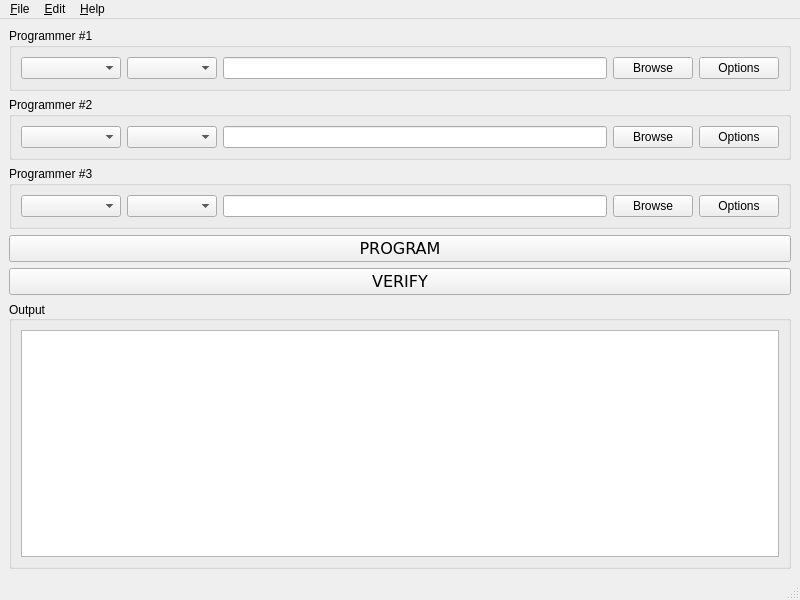
Before: the Qt Designer form src/mainwindow.ui in muman613/atmel-programmer-ui, drawn with Qt 5.
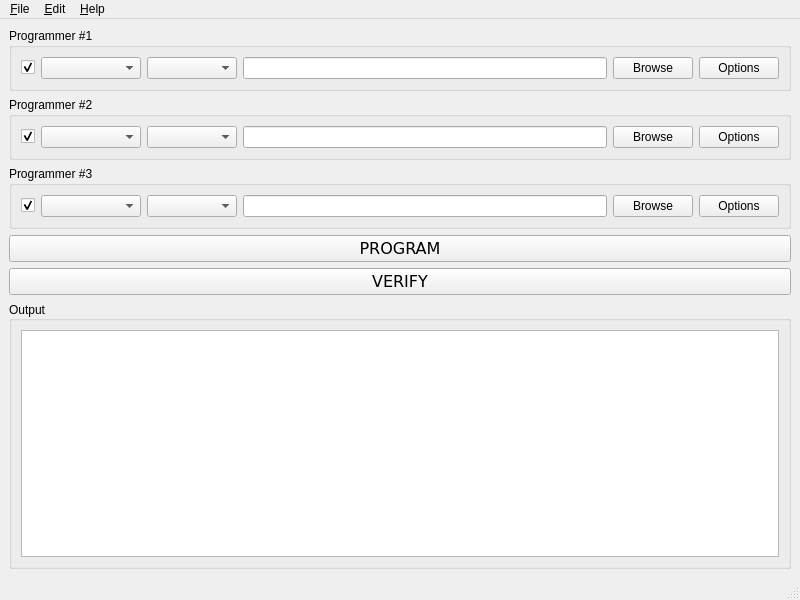
After: the same form once the commit is applied.

Commit message:
Added enable button to enable/disable programmers
* Break output lines to display
* display friendly name

The edit to the form file:
```diff
--- a/src/mainwindow.ui
+++ b/src/mainwindow.ui
@@ -21,6 +21,19 @@
        <string>Programmer #1</string>
       </property>
       <layout class="QHBoxLayout" name="horizontalLayout_8">
+       <item>
+        <widget class="QCheckBox" name="enabled_1">
+         <property name="enabled">
+          <bool>true</bool>
+         </property>
+         <property name="text">
+          <string/>
+         </property>
+         <property name="checked">
+          <bool>true</bool>
+         </property>
+        </widget>
+       </item>
        <item>
         <widget class="QComboBox" name="id_1">
          <property name="minimumSize">
@@ -76,6 +89,19 @@
        <string>Programmer #2</string>
       </property>
       <layout class="QHBoxLayout" name="horizontalLayout_9">
+       <item>
+        <widget class="QCheckBox" name="enabled_2">
+         <property name="enabled">
+          <bool>true</bool>
+         </property>
+         <property name="text">
+          <string/>
+         </property>
+         <property name="checked">
+          <bool>true</bool>
+         </property>
+        </widget>
+       </item>
        <item>
         <widget class="QComboBox" name="id_2">
          <property name="minimumSize">
@@ -128,6 +154,19 @@
        <string>Programmer #3</string>
       </property>
       <layout class="QHBoxLayout" name="horizontalLayout_10">
+       <item>
+        <widget class="QCheckBox" name="enabled_3">
+         <property name="enabled">
+          <bool>true</bool>
+         </property>
+         <property name="text">
+          <string/>
+         </property>
+         <property name="checked">
+          <bool>true</bool>
+         </property>
+        </widget>
+       </item>
        <item>
         <widget class="QComboBox" name="id_3">
          <property name="minimumSize">
```
Left out of the diff: 2 changed lines with no effect on the pictures. The commit also changes 1 other file.
